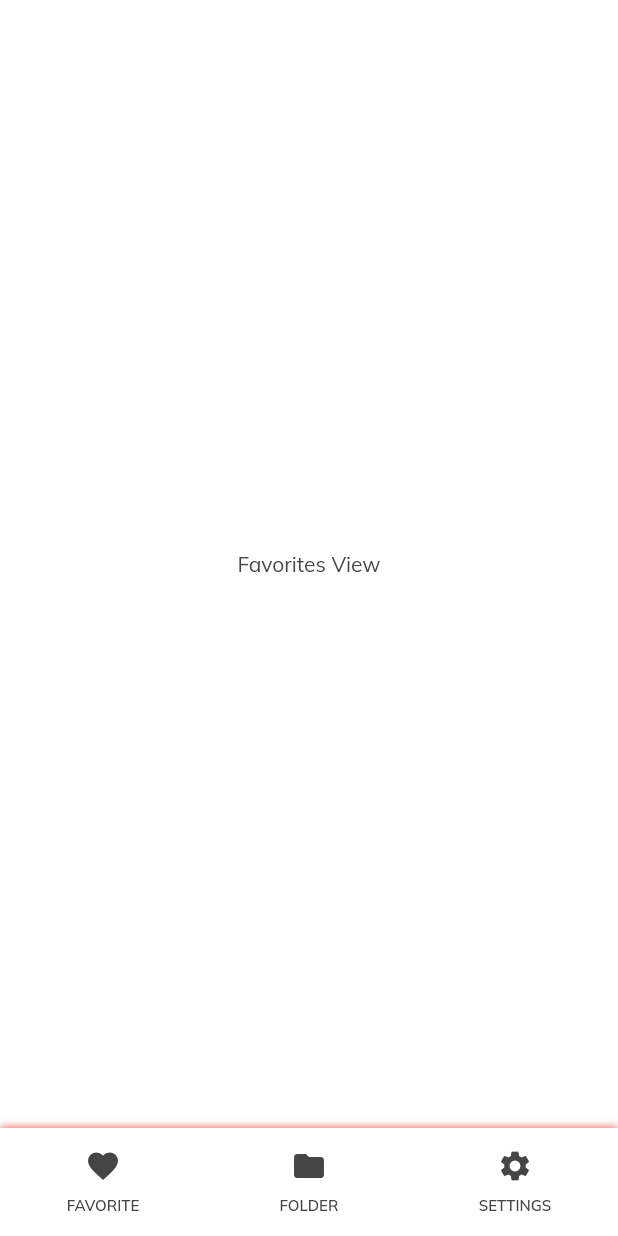
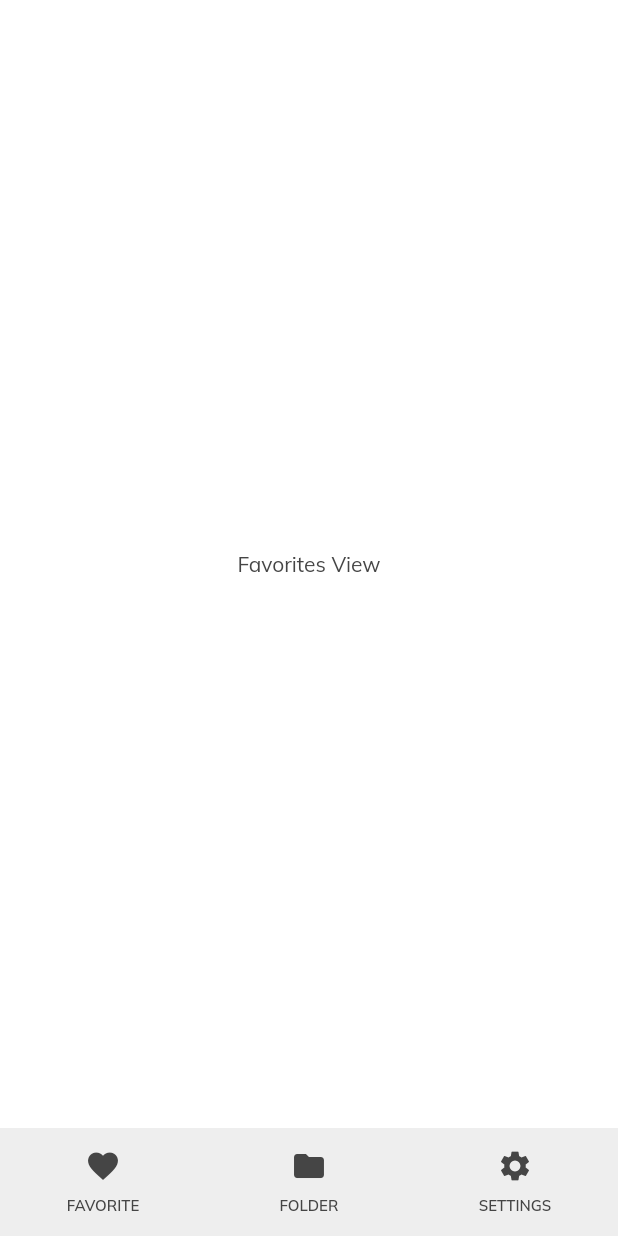
Before and after one commit to LUHMLLO/MDC-Catalog, a Flutter app: the screen it shows after launch, on a phone screen of 412 x 824 dp. Run offline on Flutter 3.47's test engine with Material 2 defaults, Android fonts, the phone set to English and light mode, and no system bars; our stand-ins replace google_fonts.

Commit message:
tabs are working, navbar its working

```diff
--- a/lib/src/components/bottom_nav.dart
+++ b/lib/src/components/bottom_nav.dart
@@ -11,18 +11,7 @@ class BottomNav extends StatelessWidget {
   @override
   Widget build(BuildContext context) {
     return Container(
-      color: Colors.white,
-      decoration: BoxDecoration(
-        color: Colors.teal,
-        borderRadius: BorderRadius.circular(0),
-        boxShadow: const [
-          BoxShadow(
-            color: Colors.red,
-            blurRadius: 4,
-            offset: Offset(0, 0), // Shadow position
-          ),
-        ],
-      ),
+      color: Colors.grey[200],
       child: Row(
         mainAxisAlignment: MainAxisAlignment.spaceAround,
         children: [
--- a/lib/theme.dart
+++ b/lib/theme.dart
@@ -12,7 +12,7 @@ abstract class AppTheme {
         visualDensity: VisualDensity.adaptivePlatformDensity,
         brightness: Brightness.light,
         textTheme: GoogleFonts.mulishTextTheme().apply(bodyColor: AppColors.dark),
-        backgroundColor: AppColors.light,
+        backgroundColor: AppColors.accent,
         scaffoldBackgroundColor: AppColors.light,
         primaryTextTheme: const TextTheme(
           headline6: TextStyle(color: AppColors.dark),
@@ -24,7 +24,7 @@ abstract class AppTheme {
         visualDensity: VisualDensity.adaptivePlatformDensity,
         brightness: Brightness.dark,
         textTheme: GoogleFonts.mulishTextTheme().apply(bodyColor: AppColors.light),
-        backgroundColor: AppColors.dark,
+        backgroundColor: AppColors.accent,
         scaffoldBackgroundColor: AppColors.dark,
         cardColor: AppColors.light,
         primaryTextTheme: const TextTheme(
```
